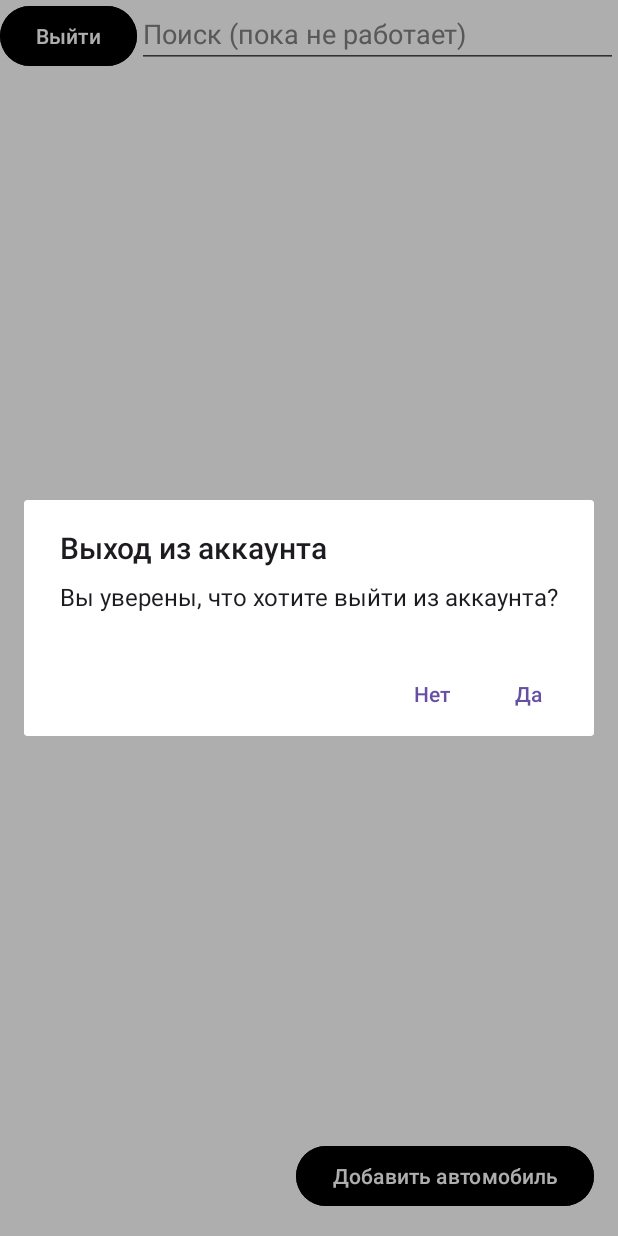
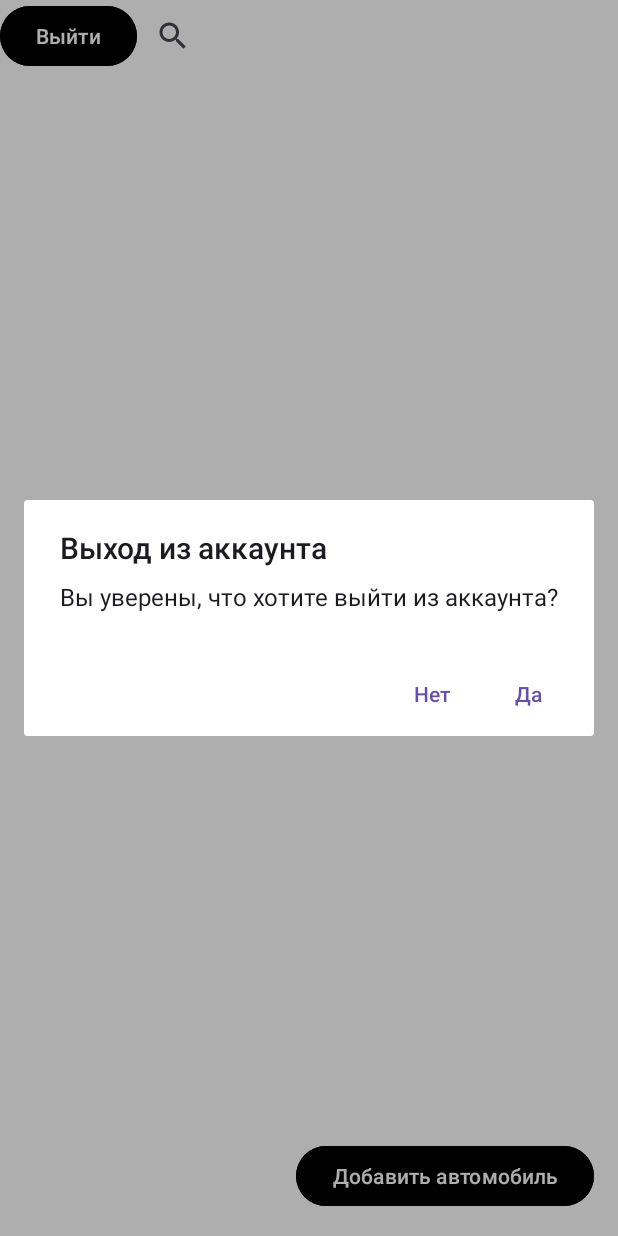
Before and after one commit to Mafit1/Car_Showroom, an Android app: the screen it shows after launch once a user with an empty profile is signed in (MainActivity), after a tap on "Выйти", on a phone screen of 412 x 824 dp. Run offline under Robolectric (Android 15) with nearby library versions, the phone set to English and light mode, and no system bars; our stand-ins replace Firebase (no records; nobody signed in at launch, a user with empty details on screens opened directly); 1 other tap on this screen came first.

```diff
--- a/app/src/main/java/com/example/carshowroom/CarListFragment.java
+++ b/app/src/main/java/com/example/carshowroom/CarListFragment.java
@@ -7,6 +7,7 @@ import android.os.Bundle;
 import androidx.annotation.NonNull;
 import androidx.annotation.Nullable;
 import androidx.appcompat.app.AlertDialog;
+import androidx.appcompat.widget.SearchView;
 import androidx.fragment.app.Fragment;
 import androidx.fragment.app.FragmentTransaction;
 import androidx.recyclerview.widget.LinearLayoutManager;
@@ -32,8 +33,8 @@ public class CarListFragment extends Fragment implements CarAdapter.OnItemClickL
     private FirebaseAuth firebaseAuth;
     private final String DATA_BASE_URL = "https://car-showroom-51ab0-default-rtdb.europe-west1.firebasedatabase.app/";
     private final String CAR_KEY = "car";
-    private EditText searchEditText;
     private RecyclerView carRecyclerView;
+    private SearchView searchView;
     private Button addCarButton, signOutButton;
     private CarAdapter carAdapter;
     private ArrayList<Car> carList = new ArrayList<>();
@@ -52,7 +53,7 @@ public class CarListFragment extends Fragment implements CarAdapter.OnItemClickL
         firebaseAuth = FirebaseAuth.getInstance();
         getDataFromDB();
 
-        searchEditText = view.findViewById(R.id.search_edit_text);
+        searchView = view.findViewById(R.id.search_view);
         carRecyclerView = view.findViewById(R.id.car_recycler_view);
         addCarButton = view.findViewById(R.id.add_car_button);
         signOutButton = view.findViewById(R.id.signOutButton);
@@ -113,6 +114,20 @@ public class CarListFragment extends Fragment implements CarAdapter.OnItemClickL
             transaction.addToBackStack(null);
             transaction.commit();
         });
+
+        searchView.setOnQueryTextListener(new SearchView.OnQueryTextListener() {
+            @Override
+            public boolean onQueryTextSubmit(String query) {
+                carAdapter.filter(query);
+                return false;
+            }
+
+            @Override
+            public boolean onQueryTextChange(String newText) {
+                carAdapter.filter(newText);
+                return false;
+            }
+        });
     }
 
     private void getDataFromDB() {
--- a/app/src/main/res/layout/fragment_car_list.xml
+++ b/app/src/main/res/layout/fragment_car_list.xml
@@ -9,15 +9,10 @@
     android:background="@color/white">
 
     <!-- Поле поиска -->
-    <EditText
-        android:id="@+id/search_edit_text"
+    <androidx.appcompat.widget.SearchView
+        android:id="@+id/search_view"
         android:layout_width="0dp"
         android:layout_height="wrap_content"
-        android:hint="Поиск (пока не работает)"
-        android:inputType="text"
-        android:maxLines="1"
-        android:textColorHint="@color/grey"
-        android:textColor="@color/black"
         app:layout_constraintEnd_toEndOf="parent"
         app:layout_constraintStart_toEndOf="@+id/signOutButton"
         app:layout_constraintTop_toTopOf="parent" />
@@ -30,7 +25,7 @@
         app:layout_constraintBottom_toBottomOf="parent"
         app:layout_constraintEnd_toEndOf="parent"
         app:layout_constraintStart_toStartOf="parent"
-        app:layout_constraintTop_toBottomOf="@id/search_edit_text" />
+        app:layout_constraintTop_toBottomOf="@id/search_view" />
 
     <!-- Кнопка добавления автомобиля -->
     <Button
```
Also changed, not shown: app/src/main/java/com/example/carshowroom/CarAdapter.java (+18 -2 lines).
